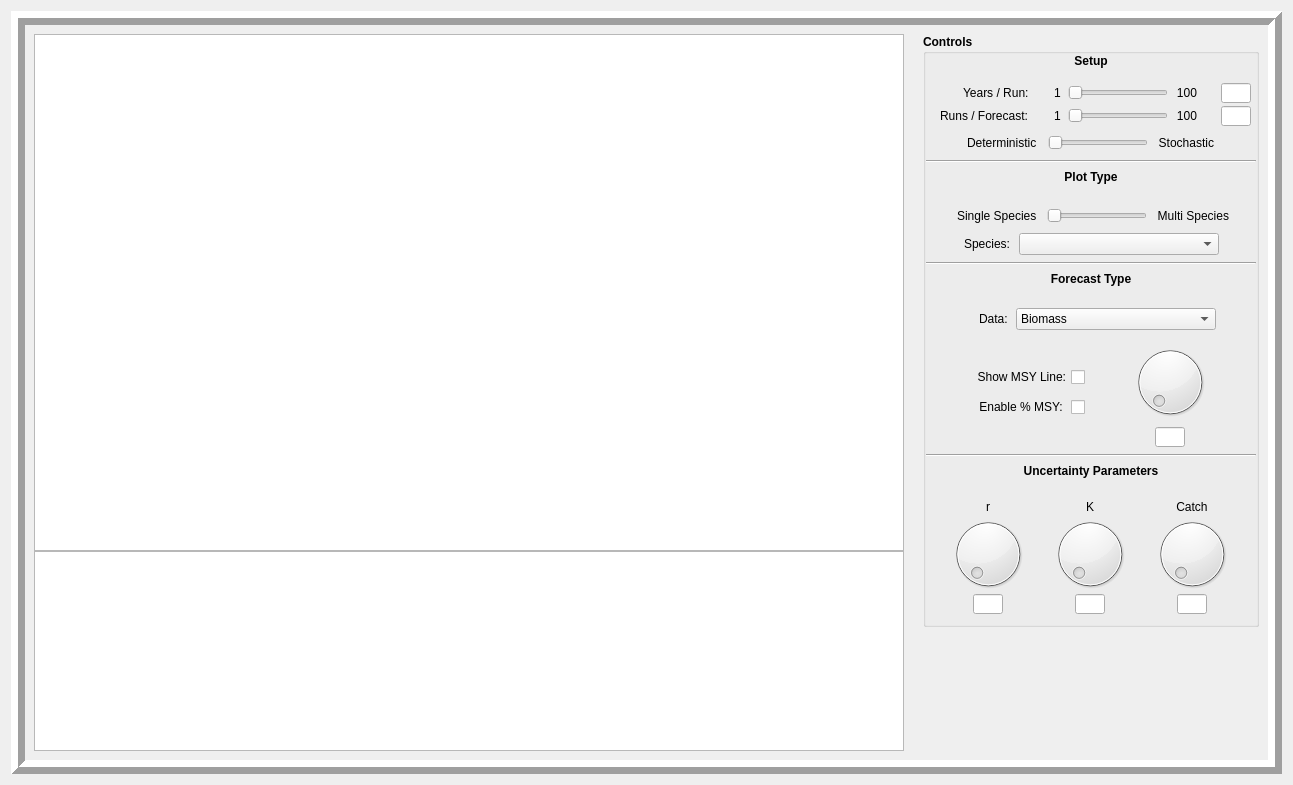
This is MSSPM_Main/forms/MMode/mModeWindow.ui in nmfs-fish-tools/MSSPM as Qt 5 draws it before an edit. The edited form follows.
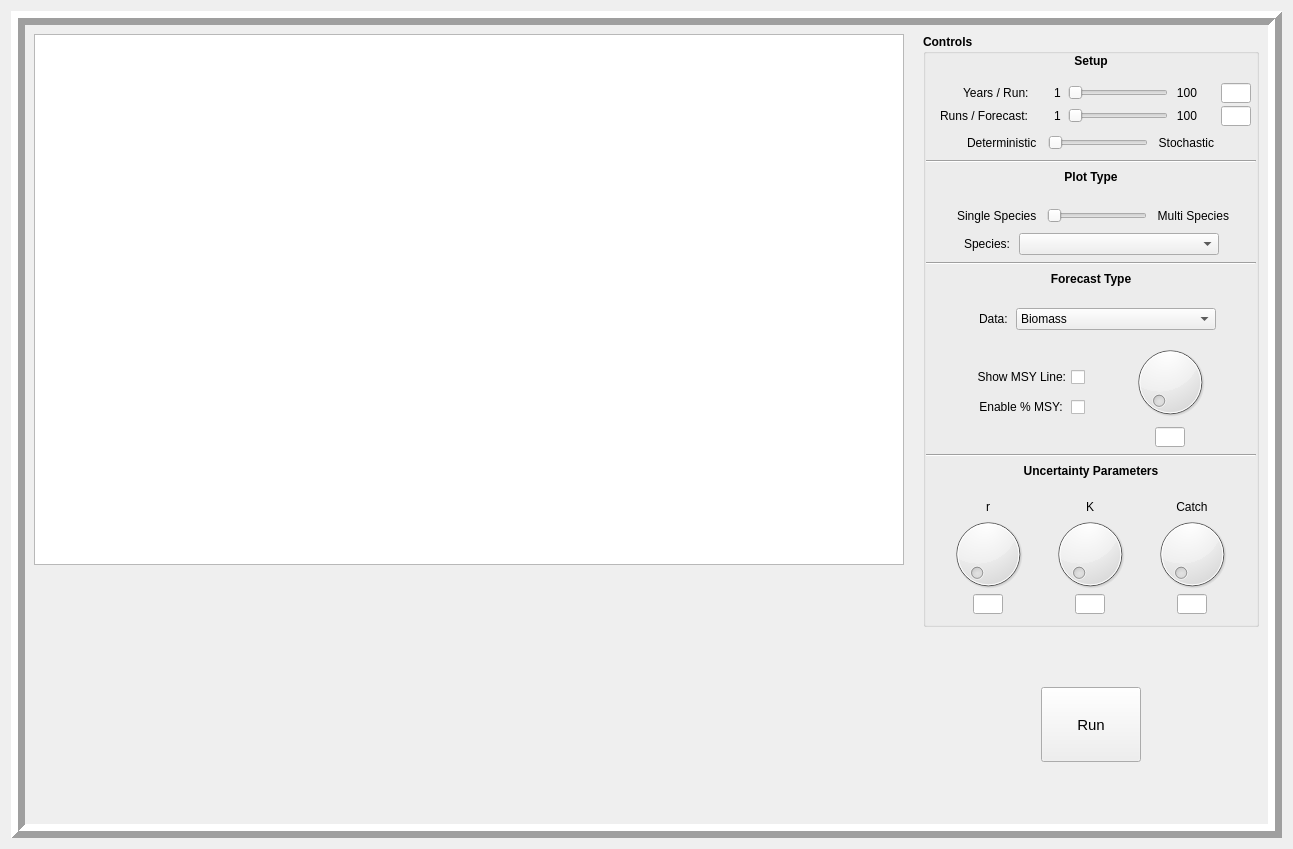
This is the edited form.

Commit message:
Created ManagerMode
-Created ManagerMode and added doxygen for most functions.

What changed in the file:
```diff
--- a/MSSPM_Main/forms/MMode/mModeWindow.ui
+++ b/MSSPM_Main/forms/MMode/mModeWindow.ui
@@ -74,25 +74,33 @@
               </widget>
              </item>
              <item>
-              <widget class="QListWidget" name="MModeLowerPlotWidget">
+              <widget class="QWidget" name="MModeHarvestChartWidget" native="true">
                <property name="sizePolicy">
-                <sizepolicy hsizetype="MinimumExpanding" vsizetype="Minimum">
+                <sizepolicy hsizetype="MinimumExpanding" vsizetype="MinimumExpanding">
                  <horstretch>0</horstretch>
                  <verstretch>0</verstretch>
                 </sizepolicy>
                </property>
                <property name="minimumSize">
                 <size>
-                 <width>800</width>
-                 <height>200</height>
+                 <width>0</width>
+                 <height>250</height>
                 </size>
                </property>
                <property name="maximumSize">
                 <size>
                  <width>16777215</width>
-                 <height>200</height>
+                 <height>250</height>
                 </size>
                </property>
+               <property name="font">
+                <font>
+                 <pointsize>8</pointsize>
+                </font>
+               </property>
+               <property name="focusPolicy">
+                <enum>Qt::WheelFocus</enum>
+               </property>
               </widget>
              </item>
             </layout>
@@ -1873,6 +1881,79 @@
                </layout>
               </widget>
              </item>
+             <item>
+              <spacer name="verticalSpacer_10">
+               <property name="orientation">
+                <enum>Qt::Vertical</enum>
+               </property>
+               <property name="sizeHint" stdset="0">
+                <size>
+                 <width>20</width>
+                 <height>40</height>
+                </size>
+               </property>
+              </spacer>
+             </item>
+             <item>
+              <layout class="QHBoxLayout" name="horizontalLayout_13">
+               <item>
+                <spacer name="horizontalSpacer_24">
+                 <property name="orientation">
+                  <enum>Qt::Horizontal</enum>
+                 </property>
+                 <property name="sizeType">
+                  <enum>QSizePolicy::Fixed</enum>
+                 </property>
+                 <property name="sizeHint" stdset="0">
+                  <size>
+                   <width>80</width>
+                   <height>20</height>
+                  </size>
+                 </property>
+                </spacer>
+               </item>
+               <item>
+                <widget class="QPushButton" name="MModeForecastRunPB">
+                 <property name="minimumSize">
+                  <size>
+                   <width>100</width>
+                   <height>75</height>
+                  </size>
+                 </property>
+                 <property name="maximumSize">
+                  <size>
+                   <width>100</width>
+                   <height>75</height>
+                  </size>
+                 </property>
+                 <property name="font">
+                  <font>
+                   <pointsize>11</pointsize>
+                  </font>
+                 </property>
+                 <property name="text">
+                  <string>Run</string>
+                 </property>
+                </widget>
+               </item>
+               <item>
+                <spacer name="horizontalSpacer_25">
+                 <property name="orientation">
+                  <enum>Qt::Horizontal</enum>
+                 </property>
+                 <property name="sizeType">
+                  <enum>QSizePolicy::Fixed</enum>
+                 </property>
+                 <property name="sizeHint" stdset="0">
+                  <size>
+                   <width>80</width>
+                   <height>20</height>
+                  </size>
+                 </property>
+                </spacer>
+               </item>
+              </layout>
+             </item>
              <item>
               <spacer name="verticalSpacer_9">
                <property name="orientation">
```
Left out of the diff: 106 changed lines with no effect on the pictures. The commit also changes 70 other files.
